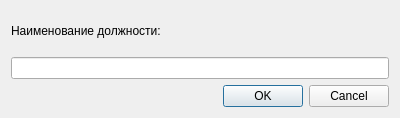
Qt form dialogjobedit.ui (OrbMind/daybook) before a commit.
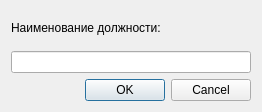
The same form after that commit. Icons and pictures are not drawn.

Patch:
```diff
--- a/dialogjobedit.ui
+++ b/dialogjobedit.ui
@@ -6,8 +6,8 @@
    <rect>
     <x>0</x>
     <y>0</y>
-    <width>400</width>
-    <height>118</height>
+    <width>262</width>
+    <height>112</height>
    </rect>
   </property>
   <property name="sizePolicy">
@@ -25,42 +25,27 @@
   </property>
   <layout class="QGridLayout" name="gridLayout">
    <item row="0" column="0">
-    <layout class="QVBoxLayout" name="verticalLayout">
-     <item>
-      <layout class="QHBoxLayout" name="horizontalLayout">
-       <item>
         <widget class="QLabel" name="labelNameJob">
          <property name="text">
           <string>Наименование должности:</string>
          </property>
         </widget>
        </item>
-      </layout>
-     </item>
-     <item>
-      <layout class="QHBoxLayout" name="horizontalLayout_2">
-       <item>
+   <item row="1" column="0">
         <widget class="QLineEdit" name="lineEditJob">
          <property name="maxLength">
           <number>128</number>
          </property>
         </widget>
        </item>
-      </layout>
-     </item>
-     <item>
-      <widget class="QDialogButtonBox" name="buttonBoxOkCancel">
-       <property name="orientation">
-        <enum>Qt::Horizontal</enum>
-       </property>
+   <item row="2" column="0">
+    <widget class="QDialogButtonBox" name="buttonBox">
        <property name="standardButtons">
         <set>QDialogButtonBox::Cancel|QDialogButtonBox::Ok</set>
        </property>
       </widget>
      </item>
     </layout>
-   </item>
-  </layout>
  </widget>
  <resources>
   <include location="images.qrc"/>
```
Left out of the diff: 35 changed lines with no effect on the pictures. Lines whose indentation alone changed are shown as unchanged.
